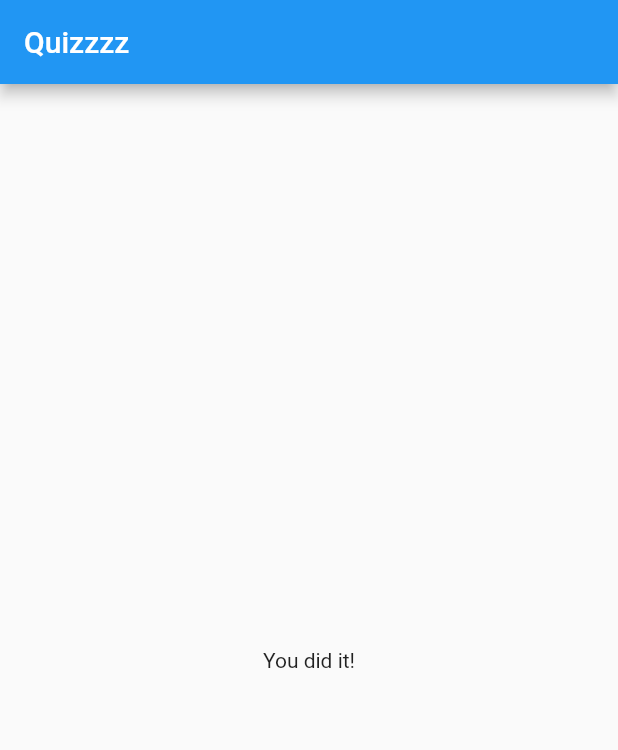
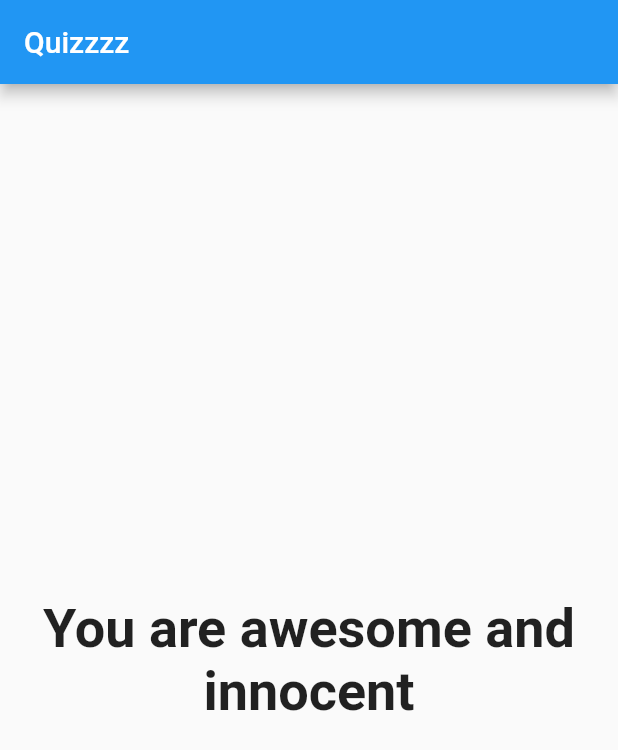
Before and after one commit to ChrisWW/FlutterTraining, a Flutter app: the screen it shows after launch, after a tap on "Black", after a tap on "Everything about flutter", after a tap on "Rabbit", on a phone screen of 412 x 824 dp. Shown: the top 750 px of the screen. Run offline on Flutter 3.47's test engine with Material 2 defaults, Android fonts, the phone set to English and light mode, and no system bars; our stand-ins replace fluttertoast.

Commit message:
result update

```diff
--- a/lib/main.dart
+++ b/lib/main.dart
@@ -39,8 +39,10 @@ class _MyAppState extends State<MyApp> {
     {
       'questionText': 'What\'s your favourite animal?',
       'answers': [
-        {'text': 'Rabbit', 'score': 1}, {'text': 'Snake', 'score': 1},
-        {'text': 'Dog', 'score': 2}, {'text': 'Cat', 'score': 3}
+        {'text': 'Rabbit', 'score': 1},
+        {'text': 'Snake', 'score': 1},
+        {'text': 'Dog', 'score': 2},
+        {'text': 'Cat', 'score': 3}
       ],
     },
   ];
@@ -67,7 +69,7 @@ class _MyAppState extends State<MyApp> {
                 answerQuestion: _answerQuestion,
                 questionIndex: _questionIndex,
                 questions: _questions)
-            : Result(),
+            : Result(_totalScore),
       ),
     );
   }
--- a/lib/result.dart
+++ b/lib/result.dart
@@ -1,9 +1,31 @@
 import 'package:flutter/material.dart';
 
 class Result extends StatelessWidget {
+  final int resultScore;
+
+  Result(this.resultScore);
+
+  String get resultPhrase {
+    var resultText = 'You did it!';
+    if (resultScore <= 14) {
+      resultText = 'You are awesome and innocent';
+    } else if (resultScore <= 24) {
+      resultText = 'Pretty good';
+    } else if (resultScore <= 30) {
+      resultText = 'Not bad';
+    } else if (resultScore <= 40) {
+      resultText = 'So baaadly:)';
+    }
+    return resultText;
+  }
 
   @override
   Widget build(BuildContext context) {
-    return Center(child: Text('You did it!'));
+    return Center(
+        child: Text(
+      resultPhrase,
+      style: TextStyle(fontSize: 36, fontWeight: FontWeight.bold),
+      textAlign: TextAlign.center,
+    ));
   }
 }
```
